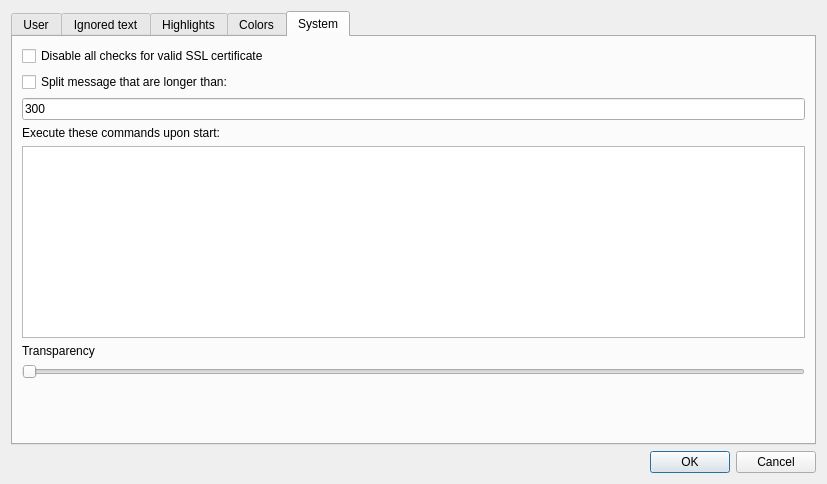
Above: src/GrumpyIRC/preferenceswin.ui from grumpy-irc/grumpy before the change. Below: the same form after it.
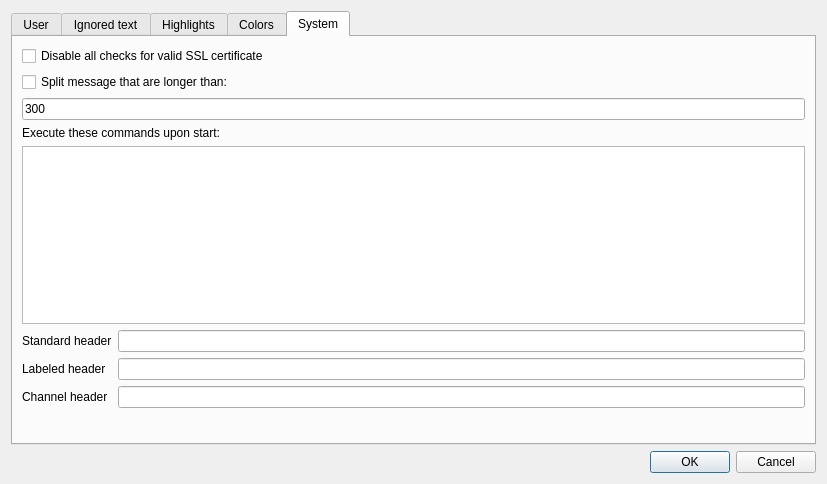
That is the form after the change. The open tabs and pages were chosen to show the change.

```diff
--- a/src/GrumpyIRC/preferenceswin.ui
+++ b/src/GrumpyIRC/preferenceswin.ui
@@ -115,6 +115,22 @@
       <attribute name="title">
        <string>Colors</string>
       </attribute>
+      <layout class="QVBoxLayout" name="verticalLayout_6">
+       <item>
+        <widget class="QLabel" name="label_7">
+         <property name="text">
+          <string>Transparency</string>
+         </property>
+        </widget>
+       </item>
+       <item>
+        <widget class="QSlider" name="horizontalSlider">
+         <property name="orientation">
+          <enum>Qt::Horizontal</enum>
+         </property>
+        </widget>
+       </item>
+      </layout>
      </widget>
      <widget class="QWidget" name="tab_2">
       <attribute name="title">
@@ -156,18 +172,38 @@
         <widget class="QPlainTextEdit" name="plainTextEditAutorun"/>
        </item>
        <item>
-        <widget class="QLabel" name="label_7">
-         <property name="text">
-          <string>Transparency</string>
-         </property>
-        </widget>
-       </item>
-       <item>
-        <widget class="QSlider" name="horizontalSlider">
-         <property name="orientation">
-          <enum>Qt::Horizontal</enum>
-         </property>
-        </widget>
+        <layout class="QFormLayout" name="formLayout_2">
+         <item row="0" column="0">
+          <widget class="QLabel" name="label_8">
+           <property name="text">
+            <string>Standard header</string>
+           </property>
+          </widget>
+         </item>
+         <item row="0" column="1">
+          <widget class="QLineEdit" name="lineEdit_StandardH"/>
+         </item>
+         <item row="1" column="0">
+          <widget class="QLabel" name="label_LabelH">
+           <property name="text">
+            <string>Labeled header</string>
+           </property>
+          </widget>
+         </item>
+         <item row="2" column="0">
+          <widget class="QLabel" name="label_10">
+           <property name="text">
+            <string>Channel header</string>
+           </property>
+          </widget>
+         </item>
+         <item row="1" column="1">
+          <widget class="QLineEdit" name="lineEdit_LabeledH"/>
+         </item>
+         <item row="2" column="1">
+          <widget class="QLineEdit" name="lineEdit_ChannelH"/>
+         </item>
+        </layout>
        </item>
        <item>
         <spacer name="verticalSpacer">
```
